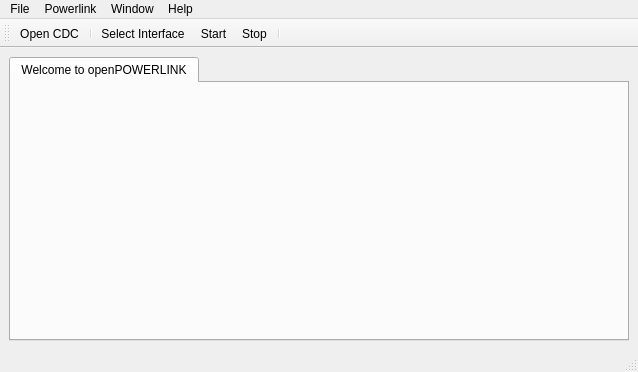
Qt form apps/demo_qt_advanced/plk_qt_gui/ui/MainWindow.ui (OpenAutomationTechnologies/openPOWERLINK_Qt_App) before a commit.
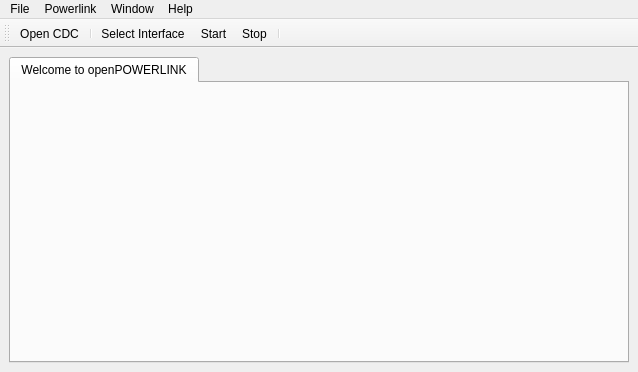
The same form after that commit. Icons and pictures are not drawn.

Patch:
```diff
--- a/apps/demo_qt_advanced/plk_qt_gui/ui/MainWindow.ui
+++ b/apps/demo_qt_advanced/plk_qt_gui/ui/MainWindow.ui
@@ -97,11 +97,6 @@
    <addaction name="menuWindow"/>
    <addaction name="menuHelp"/>
   </widget>
-  <widget class="QStatusBar" name="statusbar">
-   <property name="layoutDirection">
-    <enum>Qt::LeftToRight</enum>
-   </property>
-  </widget>
   <widget class="QToolBar" name="toolBar">
    <property name="windowTitle">
     <string>openPOWERLINK</string>
```
